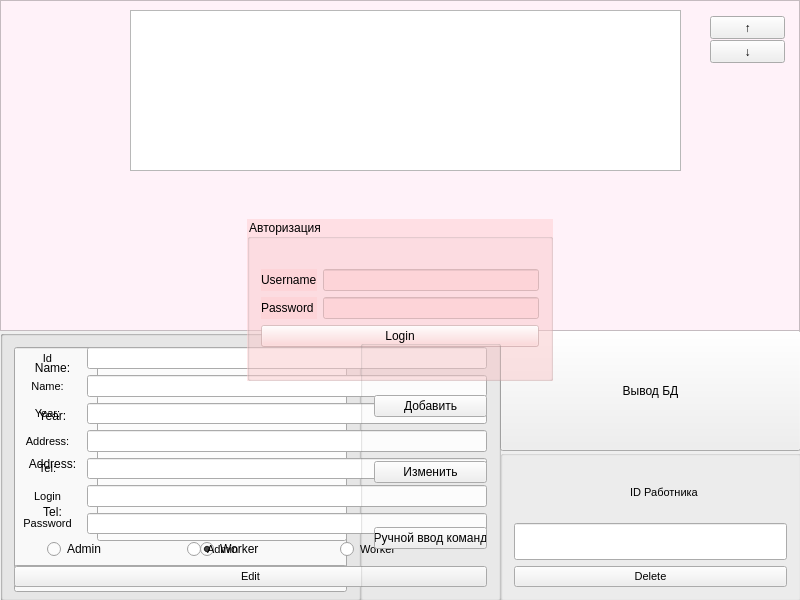
Before: the Qt Designer form ClientServer/Client/mainwindow.ui in Facassanxt/pg, drawn with Qt 5.
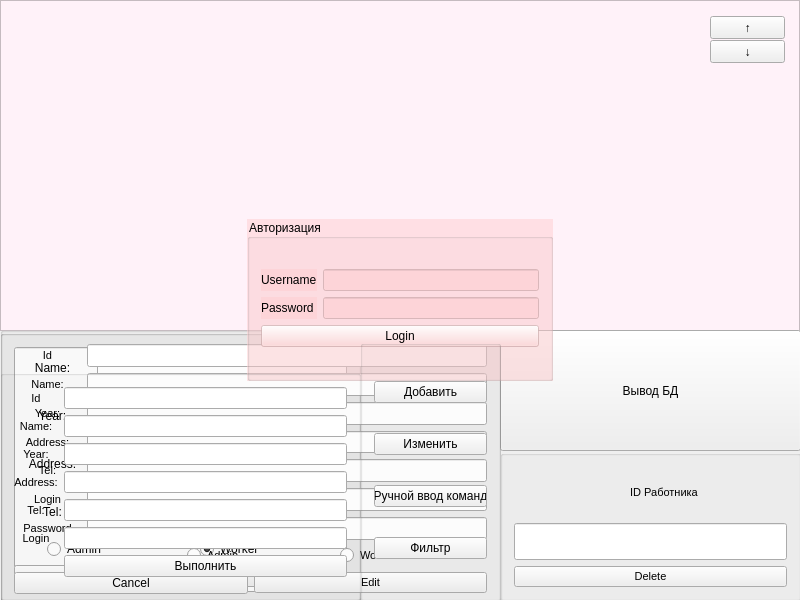
After: the same form once the commit is applied.

Commit message: RegExp/Filter/Openssl

```diff
--- a/ClientServer/Client/mainwindow.ui
+++ b/ClientServer/Client/mainwindow.ui
@@ -571,9 +571,9 @@
     <property name="geometry">
      <rect>
       <x>0</x>
-      <y>330</y>
+      <y>327</y>
       <width>501</width>
-      <height>271</height>
+      <height>281</height>
      </rect>
     </property>
     <property name="styleSheet">
@@ -1171,20 +1171,31 @@
       </layout>
      </item>
      <item>
-      <widget class="QPushButton" name="Edit">
-       <property name="font">
-        <font>
-         <family>MS Shell Dlg 2</family>
-         <pointsize>8</pointsize>
-         <weight>50</weight>
-         <italic>false</italic>
-         <bold>false</bold>
-        </font>
-       </property>
-       <property name="text">
-        <string>Edit</string>
-       </property>
-      </widget>
+      <layout class="QHBoxLayout" name="horizontalLayout_7">
+       <item>
+        <widget class="QPushButton" name="Cancel">
+         <property name="text">
+          <string>Cancel</string>
+         </property>
+        </widget>
+       </item>
+       <item>
+        <widget class="QPushButton" name="Edit">
+         <property name="font">
+          <font>
+           <family>MS Shell Dlg 2</family>
+           <pointsize>8</pointsize>
+           <weight>50</weight>
+           <italic>false</italic>
+           <bold>false</bold>
+          </font>
+         </property>
+         <property name="text">
+          <string>Edit</string>
+         </property>
+        </widget>
+       </item>
+      </layout>
      </item>
     </layout>
    </widget>
@@ -1280,6 +1291,13 @@
        </property>
       </widget>
      </item>
+     <item>
+      <widget class="QPushButton" name="filter">
+       <property name="text">
+        <string>Фильтр</string>
+       </property>
+      </widget>
+     </item>
     </layout>
    </widget>
    <widget class="QGroupBox" name="groupBoxCom">
@@ -1337,39 +1355,472 @@
      <string>↓</string>
     </property>
    </widget>
-   <widget class="QTextEdit" name="textEdit">
+   <widget class="QGroupBox" name="Filter">
     <property name="geometry">
      <rect>
-      <x>130</x>
-      <y>10</y>
-      <width>551</width>
-      <height>161</height>
+      <x>0</x>
+      <y>370</y>
+      <width>361</width>
+      <height>231</height>
      </rect>
     </property>
-    <property name="styleSheet">
-     <string notr="true">&lt;meta charset=&quot;UTF-8&quot;&gt;</string>
-    </property>
-    <property name="tabChangesFocus">
-     <bool>false</bool>
-    </property>
-    <property name="readOnly">
-     <bool>false</bool>
-    </property>
-    <property name="overwriteMode">
-     <bool>false</bool>
-    </property>
+    <layout class="QFormLayout" name="formLayout">
+     <item row="0" column="0">
+      <layout class="QVBoxLayout" name="verticalLayout_8">
+       <item>
+        <widget class="QLabel" name="label_17">
+         <property name="font">
+          <font>
+           <family>MS Shell Dlg 2</family>
+           <pointsize>8</pointsize>
+           <weight>50</weight>
+           <italic>false</italic>
+           <bold>false</bold>
+          </font>
+         </property>
+         <property name="text">
+          <string>Id</string>
+         </property>
+         <property name="alignment">
+          <set>Qt::AlignCenter</set>
+         </property>
+        </widget>
+       </item>
+       <item>
+        <widget class="QLabel" name="label_18">
+         <property name="font">
+          <font>
+           <family>MS Shell Dlg 2</family>
+           <pointsize>8</pointsize>
+           <weight>50</weight>
+           <italic>false</italic>
+           <bold>false</bold>
+          </font>
+         </property>
+         <property name="text">
+          <string>Name:</string>
+         </property>
+         <property name="alignment">
+          <set>Qt::AlignCenter</set>
+         </property>
+        </widget>
+       </item>
+       <item>
+        <widget class="QLabel" name="label_19">
+         <property name="font">
+          <font>
+           <family>MS Shell Dlg 2</family>
+           <pointsize>8</pointsize>
+           <weight>50</weight>
+           <italic>false</italic>
+           <bold>false</bold>
+          </font>
+         </property>
+         <property name="text">
+          <string>Year:</string>
+         </property>
+         <property name="alignment">
+          <set>Qt::AlignCenter</set>
+         </property>
+        </widget>
+       </item>
+       <item>
+        <widget class="QLabel" name="label_20">
+         <property name="font">
+          <font>
+           <family>MS Shell Dlg 2</family>
+           <pointsize>8</pointsize>
+           <weight>50</weight>
+           <italic>false</italic>
+           <bold>false</bold>
+          </font>
+         </property>
+         <property name="text">
+          <string>Address:</string>
+         </property>
+         <property name="alignment">
+          <set>Qt::AlignCenter</set>
+         </property>
+        </widget>
+       </item>
+       <item>
+        <widget class="QLabel" name="label_22">
+         <property name="font">
+          <font>
+           <family>MS Shell Dlg 2</family>
+           <pointsize>8</pointsize>
+           <weight>50</weight>
+           <italic>false</italic>
+           <bold>false</bold>
+          </font>
+         </property>
+         <property name="text">
+          <string>Tel:</string>
+         </property>
+         <property name="alignment">
+          <set>Qt::AlignCenter</set>
+         </property>
+        </widget>
+       </item>
+       <item>
+        <widget class="QLabel" name="label_21">
+         <property name="font">
+          <font>
+           <family>MS Shell Dlg 2</family>
+           <pointsize>8</pointsize>
+           <weight>50</weight>
+           <italic>false</italic>
+           <bold>false</bold>
+          </font>
+         </property>
+         <property name="text">
+          <string>Login</string>
+         </property>
+         <property name="alignment">
+          <set>Qt::AlignCenter</set>
+         </property>
+        </widget>
+       </item>
+      </layout>
+     </item>
+     <item row="0" column="1">
+      <layout class="QVBoxLayout" name="verticalLayout_9">
+       <item>
+        <widget class="QLineEdit" name="id_4">
+         <property name="sizePolicy">
+          <sizepolicy hsizetype="Preferred" vsizetype="Preferred">
+           <horstretch>0</horstretch>
+           <verstretch>0</verstretch>
+          </sizepolicy>
+         </property>
+         <property name="minimumSize">
+          <size>
+           <width>100</width>
+           <height>0</height>
+          </size>
+         </property>
+         <property name="maximumSize">
+          <size>
+           <width>400</width>
+           <height>99999</height>
+          </size>
+         </property>
+         <property name="font">
+          <font>
+           <family>MS Shell Dlg 2</family>
+           <pointsize>8</pointsize>
+           <weight>50</weight>
+           <italic>false</italic>
+           <bold>false</bold>
+          </font>
+         </property>
+         <property name="contextMenuPolicy">
+          <enum>Qt::DefaultContextMenu</enum>
+         </property>
+         <property name="locale">
+          <locale language="Russian" country="Russia"/>
+         </property>
+         <property name="text">
+          <string/>
+         </property>
+         <property name="maxLength">
+          <number>50</number>
+         </property>
+         <property name="echoMode">
+          <enum>QLineEdit::Normal</enum>
+         </property>
+         <property name="alignment">
+          <set>Qt::AlignCenter</set>
+         </property>
+         <property name="dragEnabled">
+          <bool>false</bool>
+         </property>
+        </widget>
+       </item>
+       <item>
+        <widget class="QLineEdit" name="Name_4">
+         <property name="enabled">
+          <bool>true</bool>
+         </property>
+         <property name="sizePolicy">
+          <sizepolicy hsizetype="Preferred" vsizetype="Preferred">
+           <horstretch>0</horstretch>
+           <verstretch>0</verstretch>
+          </sizepolicy>
+         </property>
+         <property name="minimumSize">
+          <size>
+           <width>100</width>
+           <height>0</height>
+          </size>
+         </property>
+         <property name="maximumSize">
+          <size>
+           <width>400</width>
+           <height>99999</height>
+          </size>
+         </property>
+         <property name="font">
+          <font>
+           <family>MS Shell Dlg 2</family>
+           <pointsize>8</pointsize>
+           <weight>50</weight>
+           <italic>false</italic>
+           <bold>false</bold>
+          </font>
+         </property>
+         <property name="cursor">
+          <cursorShape>IBeamCursor</cursorShape>
+         </property>
+         <property name="tabletTracking">
+          <bool>false</bool>
+         </property>
+         <property name="contextMenuPolicy">
+          <enum>Qt::DefaultContextMenu</enum>
+         </property>
+         <property name="statusTip">
+          <string/>
+         </property>
+         <property name="locale">
+          <locale language="Russian" country="Russia"/>
+         </property>
+         <property name="text">
+          <string comment="Name" extracomment="Name"/>
+         </property>
+         <property name="maxLength">
+          <number>50</number>
+         </property>
+         <property name="echoMode">
+          <enum>QLineEdit::Normal</enum>
+         </property>
+         <property name="alignment">
+          <set>Qt::AlignCenter</set>
+         </property>
+         <property name="dragEnabled">
+          <bool>false</bool>
+         </property>
+        </widget>
+       </item>
+       <item>
+        <widget class="QLineEdit" name="Year_4">
+         <property name="minimumSize">
+          <size>
+           <width>100</width>
+           <height>0</height>
+          </size>
+         </property>
+         <property name="maximumSize">
+          <size>
+           <width>400</width>
+           <height>99999</height>
+          </size>
+         </property>
+         <property name="font">
+          <font>
+           <family>MS Shell Dlg 2</family>
+           <pointsize>8</pointsize>
+           <weight>50</weight>
+           <italic>false</italic>
+           <bold>false</bold>
+          </font>
+         </property>
+         <property name="contextMenuPolicy">
+          <enum>Qt::DefaultContextMenu</enum>
+         </property>
+         <property name="locale">
+          <locale language="Russian" country="Russia"/>
+         </property>
+         <property name="text">
+          <string/>
+         </property>
+         <property name="maxLength">
+          <number>50</number>
+         </property>
+         <property name="echoMode">
+          <enum>QLineEdit::Normal</enum>
+         </property>
+         <property name="alignment">
+          <set>Qt::AlignCenter</set>
+         </property>
+         <property name="dragEnabled">
+          <bool>false</bool>
+         </property>
+        </widget>
+       </item>
+       <item>
+        <widget class="QLineEdit" name="Address_4">
+         <property name="minimumSize">
+          <size>
+           <width>100</width>
+           <height>0</height>
+          </size>
+         </property>
+         <property name="maximumSize">
+          <size>
+           <width>400</width>
+           <height>99999</height>
+          </size>
+         </property>
+         <property name="font">
+          <font>
+           <family>MS Shell Dlg 2</family>
+           <pointsize>8</pointsize>
+           <weight>50</weight>
+           <italic>false</italic>
+           <bold>false</bold>
+          </font>
+         </property>
+         <property name="contextMenuPolicy">
+          <enum>Qt::DefaultContextMenu</enum>
+         </property>
+         <property name="locale">
+          <locale language="Russian" country="Russia"/>
+         </property>
+         <property name="text">
+          <string/>
+         </property>
+         <property name="maxLength">
+          <number>50</number>
+         </property>
+         <property name="echoMode">
+          <enum>QLineEdit::Normal</enum>
+         </property>
+         <property name="alignment">
+          <set>Qt::AlignCenter</set>
+         </property>
+         <property name="dragEnabled">
+          <bool>false</bool>
+         </property>
+        </widget>
+       </item>
+       <item>
+        <widget class="QLineEdit" name="Tel_4">
+         <property name="minimumSize">
+          <size>
+           <width>100</width>
+           <height>0</height>
+          </size>
+         </property>
+         <property name="maximumSize">
+          <size>
+           <width>400</width>
+           <height>99999</height>
+          </size>
+         </property>
+         <property name="font">
+          <font>
+           <family>MS Shell Dlg 2</family>
+           <pointsize>8</pointsize>
+           <weight>50</weight>
+           <italic>false</italic>
+           <bold>false</bold>
+          </font>
+         </property>
+         <property name="contextMenuPolicy">
+          <enum>Qt::DefaultContextMenu</enum>
+         </property>
+         <property name="locale">
+          <locale language="Russian" country="Russia"/>
+         </property>
+         <property name="text">
+          <string/>
+         </property>
+         <property name="maxLength">
+          <number>50</number>
+         </property>
+         <property name="echoMode">
+          <enum>QLineEdit::Normal</enum>
+         </property>
+         <property name="alignment">
+          <set>Qt::AlignCenter</set>
+         </property>
+         <property name="dragEnabled">
+          <bool>false</bool>
+         </property>
+        </widget>
+       </item>
+       <item>
+        <widget class="QLineEdit" name="login_4">
+         <property name="minimumSize">
+          <size>
+           <width>100</width>
+           <height>0</height>
+          </size>
+         </property>
+         <property name="maximumSize">
+          <size>
+           <width>400</width>
+           <height>99999</height>
+          </size>
+         </property>
+         <property name="font">
+          <font>
+           <family>MS Shell Dlg 2</family>
+           <pointsize>8</pointsize>
+           <weight>50</weight>
+           <italic>false</italic>
+           <bold>false</bold>
+          </font>
+         </property>
+         <property name="contextMenuPolicy">
+          <enum>Qt::DefaultContextMenu</enum>
+         </property>
+         <property name="locale">
+          <locale language="Russian" country="Russia"/>
+         </property>
+         <property name="text">
+          <string/>
+         </property>
+         <property name="maxLength">
+          <number>50</number>
+         </property>
+         <property name="echoMode">
+          <enum>QLineEdit::Normal</enum>
+         </property>
+         <property name="alignment">
+          <set>Qt::AlignCenter</set>
+         </property>
+         <property name="dragEnabled">
+          <bool>false</bool>
+         </property>
+        </widget>
+       </item>
+      </layout>
+     </item>
+     <item row="1" column="1">
+      <widget class="QPushButton" name="pushButton">
+       <property name="text">
+        <string>Выполнить</string>
+       </property>
+      </widget>
+     </item>
+    </layout>
    </widget>
+   <zorder>tableView</zorder>
    <zorder>groupBoxCom</zorder>
    <zorder>groupBoxAdd</zorder>
-   <zorder>groupBoxEd</zorder>
    <zorder>pushButtonBD</zorder>
-   <zorder>tableView</zorder>
    <zorder>groupBox</zorder>
-   <zorder>groupBoxLog</zorder>
-   <zorder>groupBoxButton</zorder>
    <zorder>up</zorder>
    <zorder>down</zorder>
-   <zorder>textEdit</zorder>
+   <zorder>Cancel</zorder>
+   <zorder>groupBoxEd</zorder>
+   <zorder>Edit</zorder>
+   <zorder>groupBoxLog</zorder>
+   <zorder>groupBoxButton</zorder>
+   <zorder>label_17</zorder>
+   <zorder>id_4</zorder>
+   <zorder>Name_4</zorder>
+   <zorder>label_18</zorder>
+   <zorder>label_19</zorder>
+   <zorder>Year_4</zorder>
+   <zorder>label_20</zorder>
+   <zorder>Address_4</zorder>
+   <zorder>label_21</zorder>
+   <zorder>login_4</zorder>
+   <zorder>label_22</zorder>
+   <zorder>Tel_4</zorder>
+   <zorder>Filter</zorder>
   </widget>
  </widget>
  <layoutdefault spacing="6" margin="11"/>
```
The commit also changes 44 other files.
